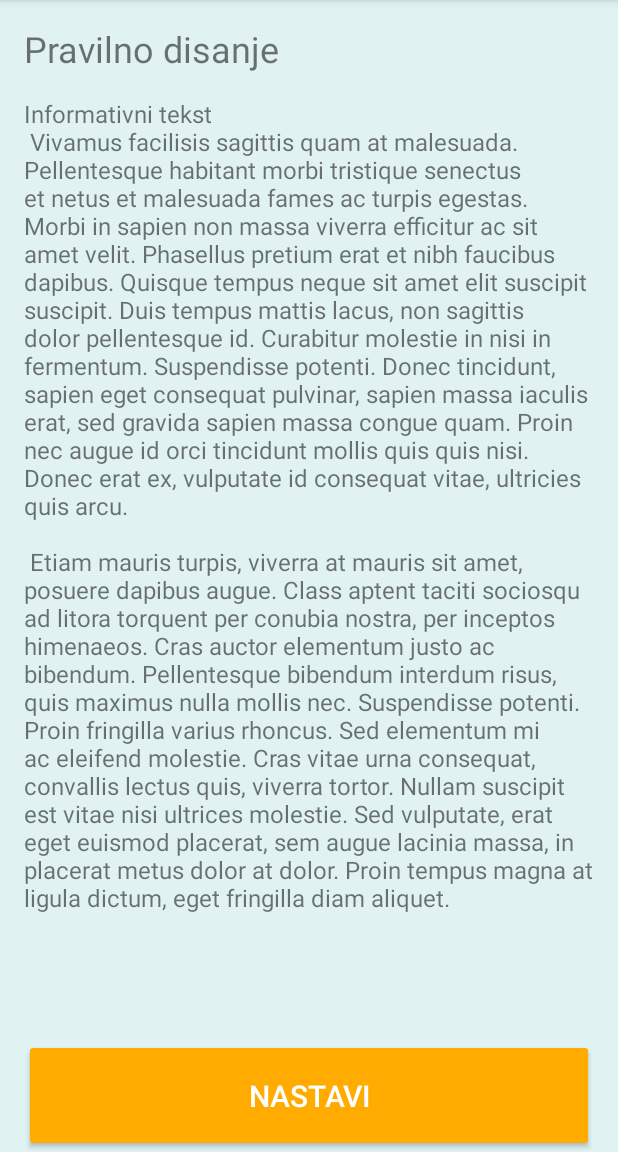
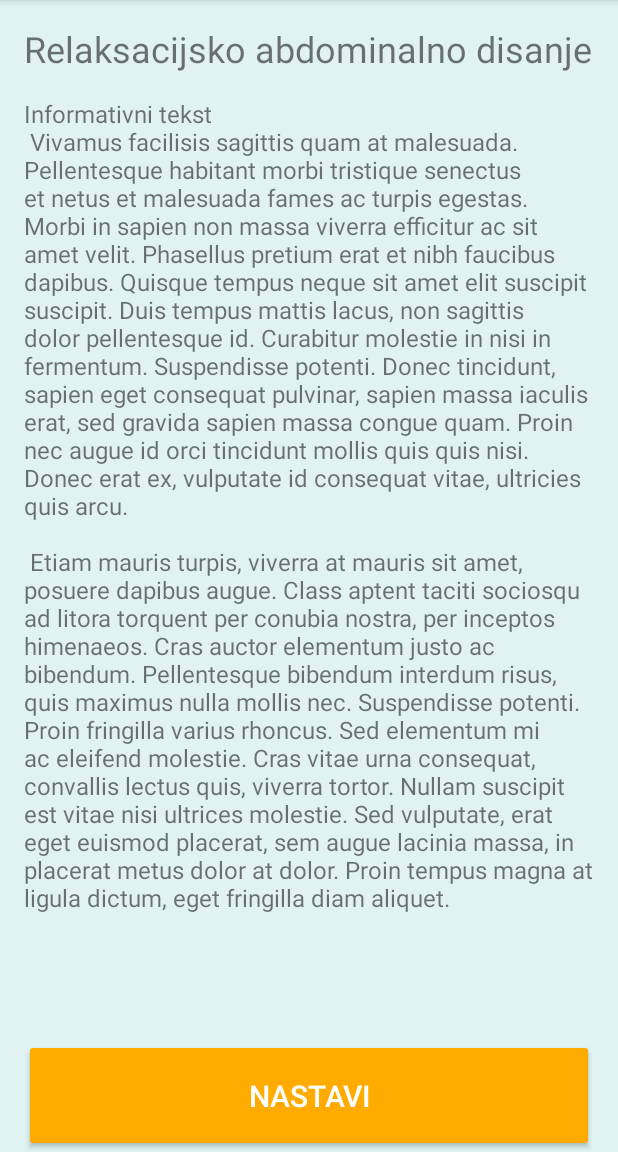
Before and after one commit to Gamehaler/BreathingPacer, an Android app: the screen it shows after launch (InfoActivity), on a phone screen of 412 x 824 dp, the part 84-1236 px from its top. Run offline under Robolectric (Android 15) with nearby library versions, the phone set to English and light mode, and no system bars; libraries missing offline, so code that uses them is left out: net.danlew.android; 1 statement that could not run was skipped.

Commit message:
Fixed bug (dot not starting from beginning), InfoActivity removed from back trace.

```diff
--- a/app/src/main/java/xyz/msojat/breathingpacer/Activities/InfoActivity.java
+++ b/app/src/main/java/xyz/msojat/breathingpacer/Activities/InfoActivity.java
@@ -9,19 +9,21 @@ import android.widget.Button;
 import xyz.msojat.breathingpacer.R;
 
 public class InfoActivity extends AppCompatActivity {
-    private boolean firstOpen;
     private Button nastavak;
+    Intent iToMain;
 
     @Override
     protected void onCreate(Bundle savedInstanceState) {
         super.onCreate(savedInstanceState);
         setContentView(R.layout.activity_info);
 
+        iToMain = new Intent(getBaseContext(), MainActivity.class);
         nastavak = (Button) findViewById(R.id.btn_nastavak);
         nastavak.setOnClickListener(new View.OnClickListener() {
             @Override
             public void onClick(View v) {
-                startActivity(new Intent(getBaseContext(), MainActivity.class));
+                startActivity(iToMain);
+                finish();
             }
         });
     }
--- a/app/src/main/java/xyz/msojat/breathingpacer/custom_view/MyView.java
+++ b/app/src/main/java/xyz/msojat/breathingpacer/custom_view/MyView.java
@@ -100,6 +100,10 @@ public class MyView extends View {
      */
     public void stopAnimating() {
         currentFrame = 0;
+        previousFrameTime = 0;
+        currentFrameTime = 0;
+        previousAnimationTime = 0;
+        currentAnimationTime = 0;
         invalidate();
         uiHandler.removeCallbacks(invalidateUI);
     }
@@ -168,15 +172,15 @@ public class MyView extends View {
         currentFrameTime = System.currentTimeMillis();
         currentAnimationTime = System.currentTimeMillis();
 
+        if (bezier != null) {
+            drawBezier(canvas, bezier, linePaint);
+        }
+
         if ((currentAnimationTime - previousAnimationTime) >= animationDurationInMillis) {
             previousAnimationTime = System.currentTimeMillis();
             currentFrame = 0;
             drawDot(canvas, startPoint, dotPaint);
             return;
-        }
-
-        if (bezier != null) {
-            drawBezier(canvas, bezier, linePaint);
         }
 
         if (!hasFrameToDraw()) {
--- a/app/src/main/res/layout-land/activity_info.xml
+++ /dev/null
@@ -1,41 +0,0 @@
-<?xml version="1.0" encoding="utf-8"?>
-<LinearLayout xmlns:android="http://schemas.android.com/apk/res/android"
-    xmlns:tools="http://schemas.android.com/tools"
-    android:layout_width="match_parent"
-    android:layout_height="match_parent"
-    android:orientation="vertical"
-    android:paddingLeft="@dimen/activity_horizontal_margin"
-    android:paddingRight="@dimen/activity_horizontal_margin"
-    tools:context=".activities.InfoActivity">
-
-    <TextView
-        android:layout_width="match_parent"
-        android:layout_height="wrap_content"
-        android:layout_marginTop="@dimen/activity_vertical_margin"
-        android:layout_marginBottom="@dimen/activity_vertical_margin"
-        android:text="Pravilno disanje"
-        android:textSize="24sp" />
-
-    <ScrollView
-        android:layout_width="match_parent"
-        android:layout_height="0dp"
-        android:layout_weight="1">
-        <TextView
-            android:layout_width="match_parent"
-            android:layout_height="match_parent"
-            android:text="@string/info_tekst"
-            android:textSize="16sp" />
-    </ScrollView>
-
-    <Button
-        android:id="@+id/btn_nastavak"
-        style="@style/Widget.AppCompat.Button.Borderless.Colored"
-        android:layout_width="match_parent"
-        android:layout_height="wrap_content"
-        android:text="Nastavi"
-        android:textSize="20sp"
-        android:paddingTop="24dp"
-        android:paddingBottom="24dp"
-        />
-
-</LinearLayout>
--- a/app/src/main/res/layout/activity_info.xml
+++ b/app/src/main/res/layout/activity_info.xml
@@ -14,7 +14,7 @@
         android:layout_height="wrap_content"
         android:layout_marginTop="@dimen/activity_vertical_margin"
         android:layout_marginBottom="@dimen/activity_vertical_margin"
-        android:text="Pravilno disanje"
+        android:text="@string/info_activity_header_text"
         android:textSize="24sp" />
 
     <ScrollView
--- a/app/src/main/res/values/strings.xml
+++ b/app/src/main/res/values/strings.xml
@@ -21,4 +21,5 @@
     </string>
     <string name="start">Početak</string>
     <string name="kraj">Kraj</string>
+    <string name="info_activity_header_text">Relaksacijsko abdominalno disanje</string>
 </resources>
```
